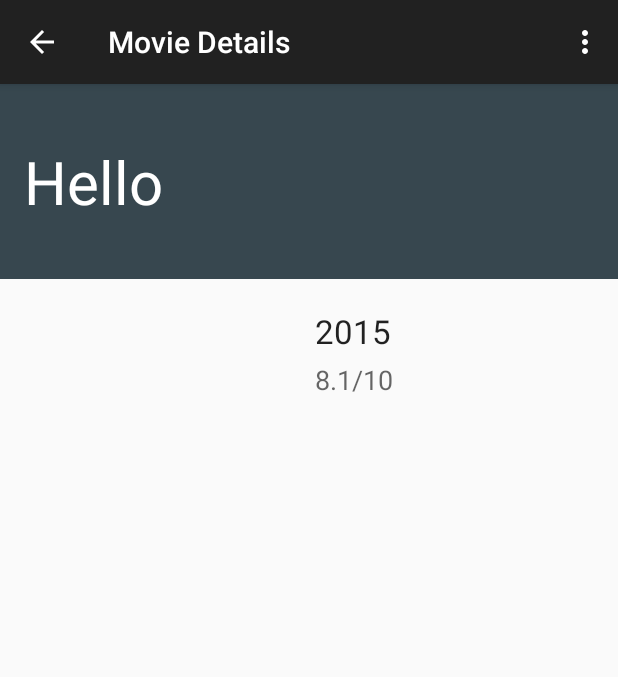
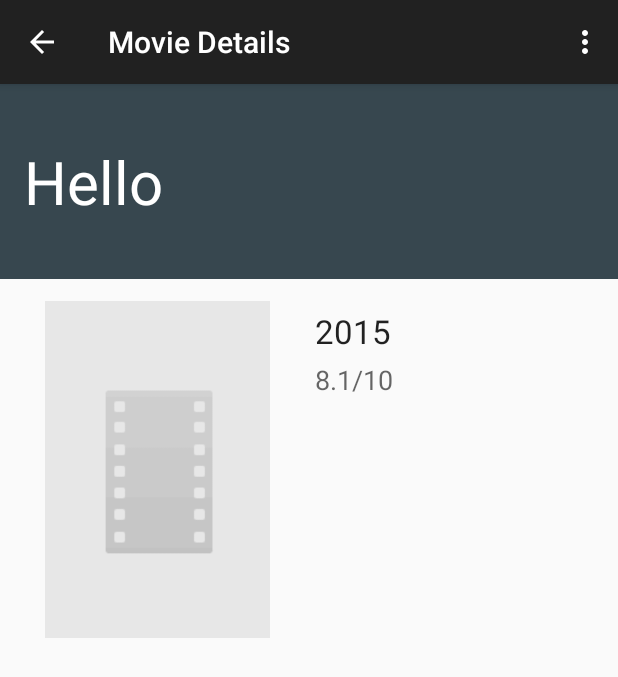
Before and after one commit to AbKDs/Popular-Movies, an Android app: the fragment DetailActivityFragment placed in its activity, on a phone screen of 412 x 824 dp. Shown: the top 677 px of the screen. Run offline under Robolectric (Android 15) with nearby library versions, the phone set to English and light mode, and no system bars; our stand-ins replace Picasso; pictures from the network do not load; 6 statements that could not run were skipped.

```diff
--- a/app/src/main/res/layout/fragment_detail.xml
+++ b/app/src/main/res/layout/fragment_detail.xml
@@ -24,13 +24,24 @@
             android:layout_width="match_parent"
             android:layout_height="wrap_content">
 
-            <ImageView
-                android:id="@+id/poster"
-                android:layout_width="150dp"
-                android:layout_height="229dp"
-                android:layout_marginLeft="30dp"
-                android:layout_marginRight="30dp"
-                android:layout_marginTop="10dp" />
+            <com.gmail.abhishekdas1503.email.popularmovies.MovieView
+                android:layout_width="wrap_content"
+                android:layout_height="wrap_content"
+                android:id="@+id/poster">
+                <ImageView
+                    android:layout_marginTop="10dp"
+                    android:layout_marginRight="30dp"
+                    android:layout_marginLeft="30dp"
+                    android:layout_height="229dp"
+                    android:layout_width="150dp"
+                    android:layout_gravity="center"
+                    android:id="@+id/grid_item_imageview"
+                    android:padding="0dp"
+                    android:scaleType="centerCrop"
+                    android:adjustViewBounds="true"
+                    >
+                </ImageView>
+            </com.gmail.abhishekdas1503.email.popularmovies.MovieView>
 
             <TextView
                 android:id="@+id/release"
```
